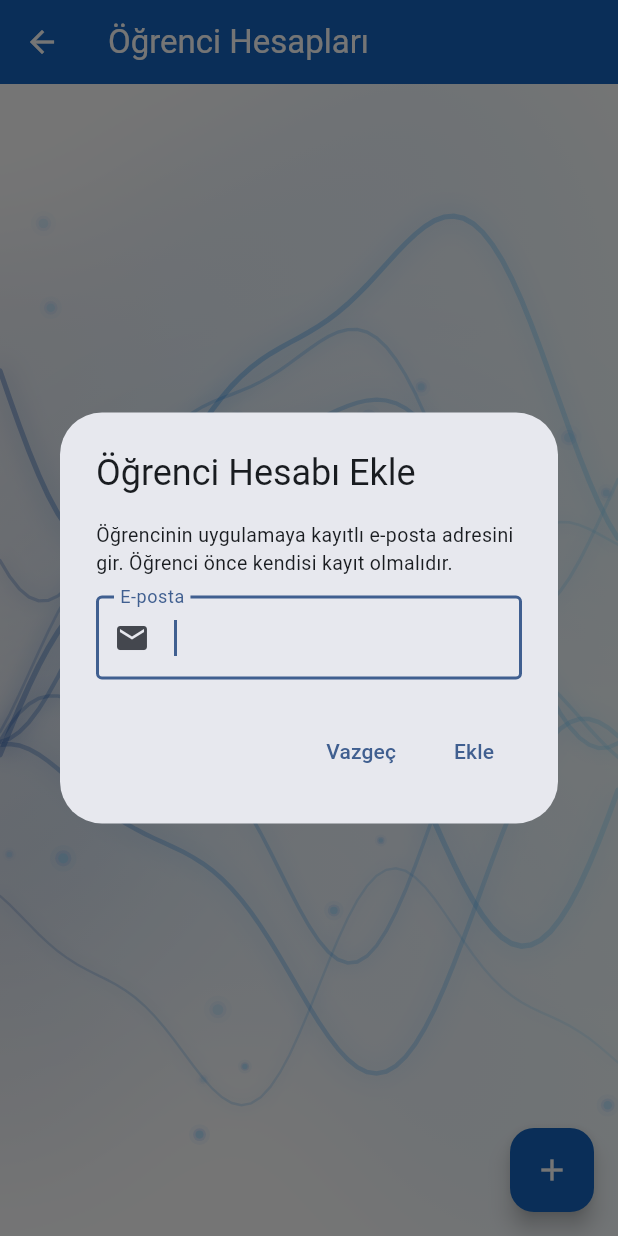
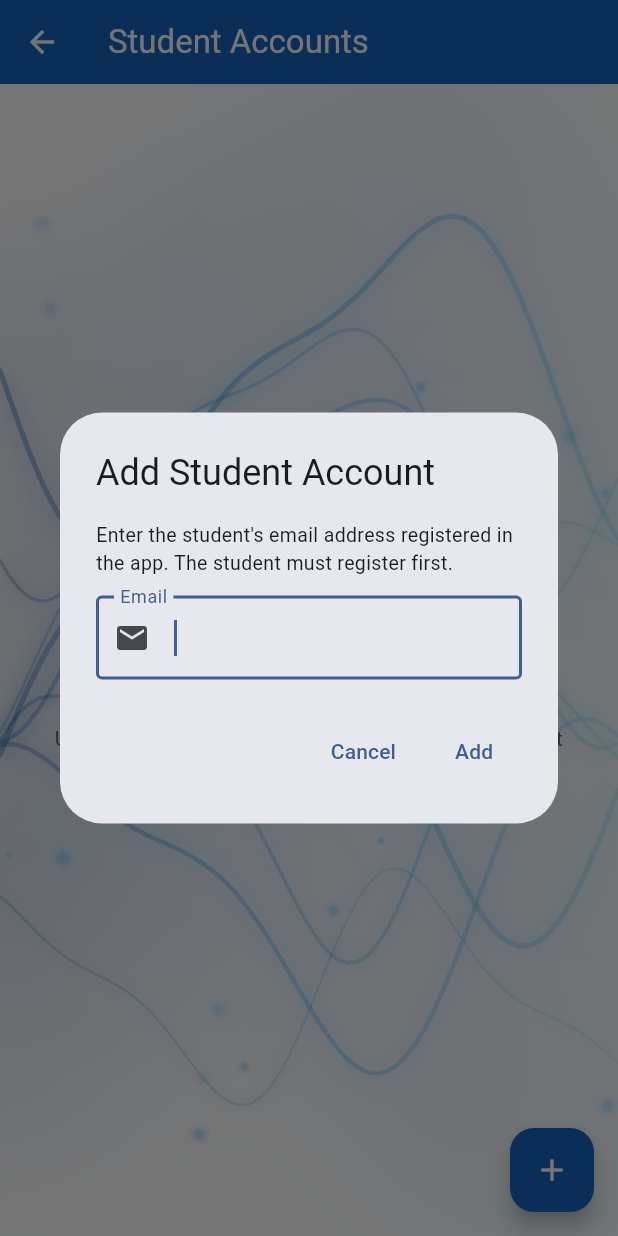
Before and after one commit to mefepalta/spor_okulu, a Flutter app: the StudentAccountsScreen screen opened directly with empty values, after a tap on the "add" icon, on a phone screen of 412 x 824 dp. Run offline on Flutter 3.47's test engine with Material 3 defaults, Android fonts, the phone set to English and light mode, and no system bars; our stand-ins replace cloud_firestore, firebase_auth, firebase_core, fl_chart, image_picker, shared_preferences; accounts and stored records are empty.

Commit message:
i18n Faz 2: ogrenci hesaplari ekrani cevrildi
student_accounts_screen AppLocalizations'a tasindi; hesap ekleme/kaldirma
diyaloglari ve bos durum metinleri 5 dile eklendi. AssignStudentsScreen
etiketi accountLabelStudent uzerinden yerellestirildi.

Co-Authored-By: Claude Opus 4.8 <noreply@anthropic.com>

```diff
--- a/lib/l10n/app_en.arb
+++ b/lib/l10n/app_en.arb
@@ -365,5 +365,17 @@
   "noStudentAssigned": "No student assigned",
   "studentsAssigned": "Students: {names}",
   "assignStudentsTitle": "Assign Students",
-  "accountAssignHeader": "{label}: {email}"
+  "accountAssignHeader": "{label}: {email}",
+
+  "studentAccountAdded": "Student account added.",
+  "studentAccountAddError": "An error occurred while adding the student account.",
+  "removeAccountTitle": "Remove Account",
+  "removeAccountConfirm": "{email} will no longer be a student and the student link will be removed. Continue?",
+  "studentAccountsEmptyTitle": "No student accounts yet",
+  "studentAccountsEmptyBody": "Use the + button at the bottom right to add a student account. The student must register in the app first.",
+  "studentNotLinked": "No student linked",
+  "studentLinked": "Student: {name}",
+  "addStudentAccountTitle": "Add Student Account",
+  "addStudentAccountHint": "Enter the student's email address registered in the app. The student must register first.",
+  "accountLabelStudent": "Student account"
 }
--- a/lib/l10n/app_es.arb
+++ b/lib/l10n/app_es.arb
@@ -365,5 +365,17 @@
   "noStudentAssigned": "Sin estudiante asignado",
   "studentsAssigned": "Estudiantes: {names}",
   "assignStudentsTitle": "Asignar estudiantes",
-  "accountAssignHeader": "{label}: {email}"
+  "accountAssignHeader": "{label}: {email}",
+
+  "studentAccountAdded": "Cuenta de estudiante añadida.",
+  "studentAccountAddError": "Ocurrió un error al añadir la cuenta de estudiante.",
+  "removeAccountTitle": "Quitar cuenta",
+  "removeAccountConfirm": "{email} dejará de ser estudiante y se eliminará la vinculación de estudiante. ¿Continuar?",
+  "studentAccountsEmptyTitle": "Aún no hay cuentas de estudiante",
+  "studentAccountsEmptyBody": "Usa el botón + de abajo a la derecha para añadir una cuenta de estudiante. El estudiante debe registrarse primero en la app.",
+  "studentNotLinked": "Sin estudiante vinculado",
+  "studentLinked": "Estudiante: {name}",
+  "addStudentAccountTitle": "Añadir cuenta de estudiante",
+  "addStudentAccountHint": "Introduce el correo del estudiante registrado en la app. El estudiante debe registrarse primero.",
+  "accountLabelStudent": "Cuenta de estudiante"
 }
--- a/lib/l10n/app_localizations.dart
+++ b/lib/l10n/app_localizations.dart
@@ -2137,6 +2137,72 @@ abstract class AppLocalizations {
   /// In tr, this message translates to:
   /// **'{label}: {email}'**
   String accountAssignHeader(String label, String email);
+
+  /// No description provided for @studentAccountAdded.
+  ///
+  /// In tr, this message translates to:
+  /// **'Öğrenci hesabı eklendi.'**
+  String get studentAccountAdded;
+
+  /// No description provided for @studentAccountAddError.
+  ///
+  /// In tr, this message translates to:
+  /// **'Öğrenci hesabı eklenirken bir hata oluştu.'**
+  String get studentAccountAddError;
+
+  /// No description provided for @removeAccountTitle.
+  ///
+  /// In tr, this message translates to:
+  /// **'Hesabı Kaldır'**
+  String get removeAccountTitle;
+
+  /// No description provided for @removeAccountConfirm.
+  ///
+  /// In tr, this message translates to:
+  /// **'{email} artık öğrenci olmayacak ve öğrenci eşleşmesi silinecek. Devam edilsin mi?'**
+  String removeAccountConfirm(String email);
+
+  /// No description provided for @studentAccountsEmptyTitle.
+  ///
+  /// In tr, this message translates to:
+  /// **'Henüz öğrenci hesabı yok'**
+  String get studentAccountsEmptyTitle;
+
+  /// No description provided for @studentAccountsEmptyBody.
+  ///
+  /// In tr, this message translates to:
+  /// **'Öğrenci hesabı eklemek için sağ alttaki + butonunu kullan. Öğrencinin önce uygulamaya kayıt olması gerekir.'**
+  String get studentAccountsEmptyBody;
+
+  /// No description provided for @studentNotLinked.
+  ///
+  /// In tr, this message translates to:
+  /// **'Öğrenci eşleşmedi'**
+  String get studentNotLinked;
+
+  /// No description provided for @studentLinked.
+  ///
+  /// In tr, this message translates to:
+  /// **'Öğrenci: {name}'**
+  String studentLinked(String name);
+
+  /// No description provided for @addStudentAccountTitle.
+  ///
+  /// In tr, this message translates to:
+  /// **'Öğrenci Hesabı Ekle'**
+  String get addStudentAccountTitle;
+
+  /// No description provided for @addStudentAccountHint.
+  ///
+  /// In tr, this message translates to:
+  /// **'Öğrencinin uygulamaya kayıtlı e-posta adresini gir. Öğrenci önce kendisi kayıt olmalıdır.'**
+  String get addStudentAccountHint;
+
+  /// No description provided for @accountLabelStudent.
+  ///
+  /// In tr, this message translates to:
+  /// **'Öğrenci hesabı'**
+  String get accountLabelStudent;
 }
 
 class _AppLocalizationsDelegate
--- a/lib/l10n/app_localizations_en.dart
+++ b/lib/l10n/app_localizations_en.dart
@@ -1148,4 +1148,44 @@ class AppLocalizationsEn extends AppLocalizations {
   String accountAssignHeader(String label, String email) {
     return '$label: $email';
   }
+
+  @override
+  String get studentAccountAdded => 'Student account added.';
+
+  @override
+  String get studentAccountAddError =>
+      'An error occurred while adding the student account.';
+
+  @override
+  String get removeAccountTitle => 'Remove Account';
+
+  @override
+  String removeAccountConfirm(String email) {
+    return '$email will no longer be a student and the student link will be removed. Continue?';
+  }
+
+  @override
+  String get studentAccountsEmptyTitle => 'No student accounts yet';
+
+  @override
+  String get studentAccountsEmptyBody =>
+      'Use the + button at the bottom right to add a student account. The student must register in the app first.';
+
+  @override
+  String get studentNotLinked => 'No student linked';
+
+  @override
+  String studentLinked(String name) {
+    return 'Student: $name';
+  }
+
+  @override
+  String get addStudentAccountTitle => 'Add Student Account';
+
+  @override
+  String get addStudentAccountHint =>
+      'Enter the student\'s email address registered in the app. The student must register first.';
+
+  @override
+  String get accountLabelStudent => 'Student account';
 }
--- a/lib/screens/student_accounts_screen.dart
+++ b/lib/screens/student_accounts_screen.dart
@@ -2,6 +2,7 @@ import 'package:flutter/material.dart';
 
 import '../widgets/wave_background.dart';
 
+import '../l10n/app_localizations.dart';
 import '../models/app_models.dart';
 import '../widgets/empty_state.dart';
 import 'parents_screen.dart';
@@ -41,10 +42,11 @@ class _StudentAccountsScreenState extends State<StudentAccountsScreen> {
         return student.name;
       }
     }
-    return 'Bilinmeyen öğrenci';
+    return AppLocalizations.of(context).unknownStudent;
   }
 
   Future<void> _openAddDialog() async {
+    final l10n = AppLocalizations.of(context);
     final email = await showDialog<String>(
       context: context,
       builder: (context) => const _AddStudentAccountDialog(),
@@ -63,7 +65,7 @@ class _StudentAccountsScreenState extends State<StudentAccountsScreen> {
 
       setState(() {});
       ScaffoldMessenger.of(context).showSnackBar(
-        const SnackBar(content: Text('Öğrenci hesabı eklendi.')),
+        SnackBar(content: Text(l10n.studentAccountAdded)),
       );
     } catch (error) {
       if (!mounted) {
@@ -72,7 +74,7 @@ class _StudentAccountsScreenState extends State<StudentAccountsScreen> {
 
       final message = error is StateError
           ? error.message
-          : 'Öğrenci hesabı eklenirken bir hata oluştu.';
+          : l10n.studentAccountAddError;
 
       ScaffoldMessenger.of(
         context,
@@ -88,7 +90,7 @@ class _StudentAccountsScreenState extends State<StudentAccountsScreen> {
           parent: account,
           students: widget.students,
           singleSelect: true,
-          accountLabel: 'Öğrenci hesabı',
+          accountLabel: AppLocalizations.of(context).accountLabelStudent,
         ),
       ),
     );
@@ -107,25 +109,23 @@ class _StudentAccountsScreenState extends State<StudentAccountsScreen> {
   }
 
   Future<void> _confirmRemove(ParentAccount account) async {
+    final l10n = AppLocalizations.of(context);
     final shouldRemove = await showDialog<bool>(
       context: context,
       builder: (context) {
         return AlertDialog(
-          title: const Text('Hesabı Kaldır'),
-          content: Text(
-            '${account.email} artık öğrenci olmayacak ve öğrenci eşleşmesi '
-            'silinecek. Devam edilsin mi?',
-          ),
+          title: Text(l10n.removeAccountTitle),
+          content: Text(l10n.removeAccountConfirm(account.email)),
           actions: [
             TextButton(
               onPressed: () => Navigator.pop(context, false),
-              child: const Text('Vazgeç'),
+              child: Text(l10n.commonCancel),
             ),
             TextButton(
               onPressed: () => Navigator.pop(context, true),
-              child: const Text(
-                'Kaldır',
-                style: TextStyle(color: Colors.red),
+              child: Text(
+                l10n.removeAction,
+                style: const TextStyle(color: Colors.red),
               ),
             ),
           ],
@@ -148,14 +148,14 @@ class _StudentAccountsScreenState extends State<StudentAccountsScreen> {
 
   @override
   Widget build(BuildContext context) {
+    final l10n = AppLocalizations.of(context);
     return WaveScaffold(
-      appBar: AppBar(title: const Text('Öğrenci Hesapları')),
+      appBar: AppBar(title: Text(l10n.navStudentAccounts)),
       body: widget.accounts.isEmpty
-          ? const EmptyState(
+          ? EmptyState(
               icon: Icons.school,
-              title: 'Henüz öğrenci hesabı yok',
-              message: 'Öğrenci hesabı eklemek için sağ alttaki + butonunu '
-                  'kullan. Öğrencinin önce uygulamaya kayıt olması gerekir.',
+              title: l10n.studentAccountsEmptyTitle,
+              message: l10n.studentAccountsEmptyBody,
             )
           : ListView.builder(
               padding: const EdgeInsets.all(16),
@@ -178,8 +178,8 @@ class _StudentAccountsScreenState extends State<StudentAccountsScreen> {
                     title: Text(account.email),
                     subtitle: Text(
                       linkedName == null
-                          ? 'Öğrenci eşleşmedi'
-                          : 'Öğrenci: $linkedName',
+                          ? l10n.studentNotLinked
+                          : l10n.studentLinked(linkedName),
                     ),
                     trailing: IconButton(
                       icon: const Icon(Icons.person_remove, color: Colors.red),
@@ -224,17 +224,17 @@ class _AddStudentAccountDialogState extends State<_AddStudentAccountDialog> {
 
   @override
   Widget build(BuildContext context) {
+    final l10n = AppLocalizations.of(context);
     return AlertDialog(
-      title: const Text('Öğrenci Hesabı Ekle'),
+      title: Text(l10n.addStudentAccountTitle),
       content: Form(
         key: _formKey,
         child: Column(
           mainAxisSize: MainAxisSize.min,
           children: [
-            const Text(
-              'Öğrencinin uygulamaya kayıtlı e-posta adresini gir. Öğrenci '
-              'önce kendisi kayıt olmalıdır.',
-              style: TextStyle(fontSize: 13),
+            Text(
+              l10n.addStudentAccountHint,
+              style: const TextStyle(fontSize: 13),
             ),
             const SizedBox(height: 12),
             TextFormField(
@@ -242,17 +242,17 @@ class _AddStudentAccountDialogState extends State<_AddStudentAccountDialog> {
               keyboardType: TextInputType.emailAddress,
               autofocus: true,
               onFieldSubmitted: (_) => _submit(),
-              decoration: const InputDecoration(
-                labelText: 'E-posta',
-                border: OutlineInputBorder(),
-                prefixIcon: Icon(Icons.email),
+              decoration: InputDecoration(
+                labelText: l10n.emailLabel,
+                border: const OutlineInputBorder(),
+                prefixIcon: const Icon(Icons.email),
               ),
               validator: (value) {
                 if (value == null || value.trim().isEmpty) {
-                  return 'E-posta boş bırakılamaz.';
+                  return l10n.emailEmpty;
                 }
                 if (!value.contains('@')) {
-                  return 'Geçerli bir e-posta gir.';
+                  return l10n.emailInvalid;
                 }
                 return null;
               },
@@ -263,11 +263,11 @@ class _AddStudentAccountDialogState extends State<_AddStudentAccountDialog> {
       actions: [
         TextButton(
           onPressed: () => Navigator.pop(context),
-          child: const Text('Vazgeç'),
+          child: Text(l10n.commonCancel),
         ),
         TextButton(
           onPressed: _submit,
-          child: const Text('Ekle'),
+          child: Text(l10n.commonAdd),
         ),
       ],
     );
```
Also changed, not shown: lib/l10n/app_fr.arb (+13 -1 lines), lib/l10n/app_localizations_es.dart (+40 -0 lines), lib/l10n/app_localizations_fr.dart (+40 -0 lines), lib/l10n/app_localizations_ru.dart (+40 -0 lines), lib/l10n/app_localizations_tr.dart (+40 -0 lines), lib/l10n/app_ru.arb (+13 -1 lines), lib/l10n/app_tr.arb (+19 -1 lines).
